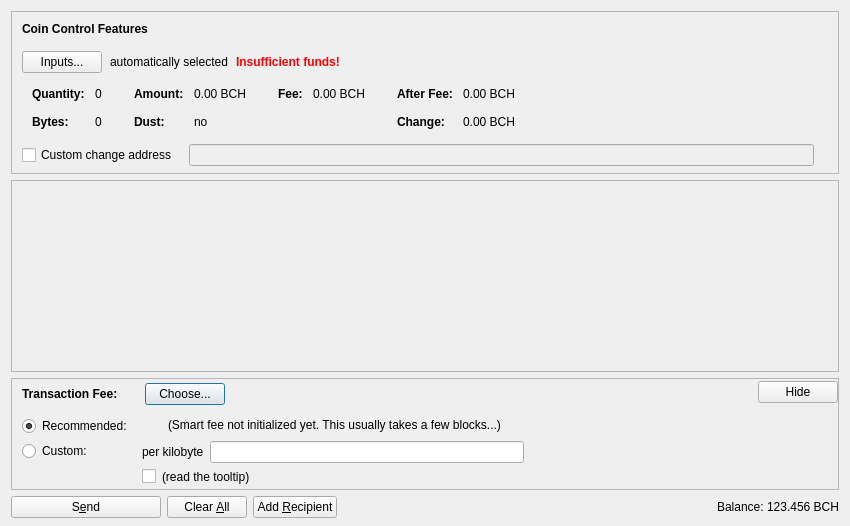
Bitcoin-ABC/bitcoin-abc, file src/qt/forms/sendcoinsdialog.ui: the form before one commit.
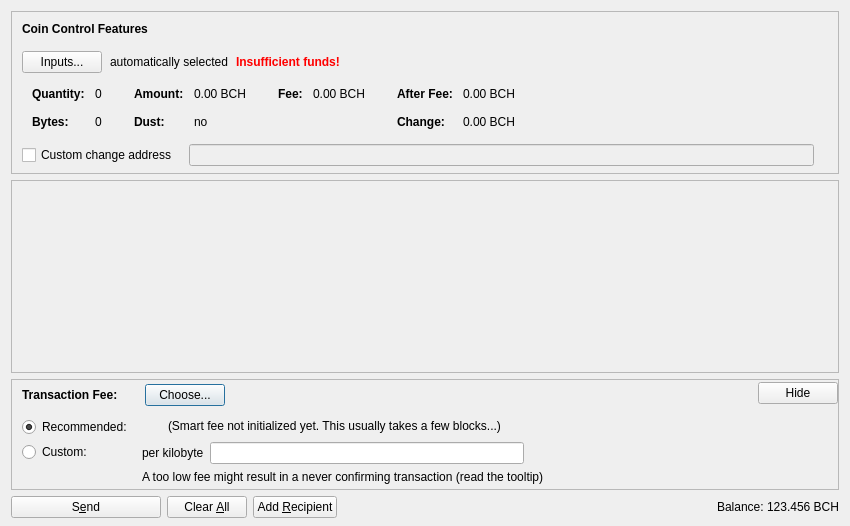
The form after the commit. Icons and pictures are not drawn. Custom widgets are drawn as their Qt base class.

Commit message: qt: Remove "Pay only required fee" checkbox

The edit to the form file:
```diff
--- a/src/qt/forms/sendcoinsdialog.ui
+++ b/src/qt/forms/sendcoinsdialog.ui
@@ -856,17 +856,7 @@
                <item>
                 <layout class="QHBoxLayout" name="horizontalLayoutFee8">
                  <item>
-                  <widget class="QCheckBox" name="checkBoxMinimumFee">
-                   <property name="toolTip">
-                    <string>Paying only the minimum fee is just fine as long as there is less transaction volume than space in the blocks. But be aware that this can end up in a never confirming transaction once there is more demand for bitcoin transactions than the network can process.</string>
-                   </property>
-                   <property name="text">
-                    <string/>
-                   </property>
-                  </widget>
-                 </item>
-                 <item>
-                  <widget class="QLabel" name="labelMinFeeWarning">
+                  <widget class="QLabel" name="labelCustomFeeWarning">
                    <property name="enabled">
                     <bool>true</bool>
                    </property>
@@ -874,10 +864,7 @@
                     <string>Paying only the minimum fee is just fine as long as there is less transaction volume than space in the blocks. But be aware that this can end up in a never confirming transaction once there is more demand for bitcoin transactions than the network can process.</string>
                    </property>
                    <property name="text">
-                    <string>(read the tooltip)</string>
-                   </property>
-                   <property name="margin">
-                    <number>5</number>
+                    <string>A too low fee might result in a never confirming transaction (read the tooltip)</string>
                    </property>
                   </widget>
                  </item>
@@ -970,9 +957,6 @@
                    <property name="text">
                     <string/>
                    </property>
-                   <property name="margin">
-                    <number>2</number>
-                   </property>
                   </widget>
                  </item>
                  <item>
@@ -987,9 +971,6 @@
                    <property name="text">
                     <string>(Smart fee not initialized yet. This usually takes a few blocks...)</string>
                    </property>
-                   <property name="margin">
-                    <number>2</number>
-                   </property>
                   </widget>
                  </item>
                  <item>
```
Left out of the diff: 2 changed lines with no effect on the pictures. The commit also changes 2 other files.
